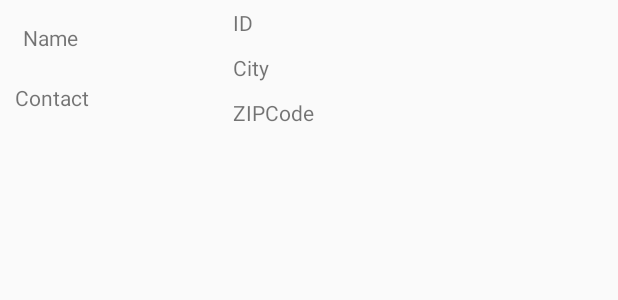
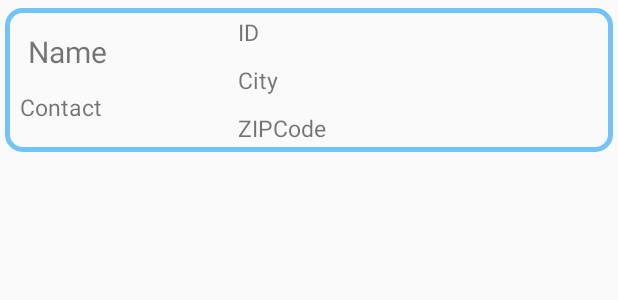
Before and after one commit to Seoha57/ToolStore, an Android app: the layout list_user.xml on its own in the app's theme, with its tools: preview values and no code run, on a phone screen of 412 x 824 dp. Shown: the top 300 px of the screen. Run offline under Robolectric (Android 15) with nearby library versions, the phone set to English and light mode, and no system bars; network calls fail.

```diff
--- a/app/src/main/java/com/example/toolstore/UserInfoAdapter.java
+++ b/app/src/main/java/com/example/toolstore/UserInfoAdapter.java
@@ -34,8 +34,8 @@ public class UserInfoAdapter extends RecyclerView.Adapter<UserInfoAdapter.UserIn
         holder.tv_userName.setText(arrayList.get(position).getUserId());
         holder.tv_userID.setText(arrayList.get(position).getUserName());
         holder.tv_userCity.setText(arrayList.get(position).getUserCity());
-        holder.tv_userZIPCode.setText(arrayList.get(position).getUserZIPCode());
-        holder.tv_userContact.setText(arrayList.get(position).getUserContact());
+        holder.tv_userZIPCode.setText(String.valueOf(arrayList.get(position).getUserZIPCode()));
+        holder.tv_userContact.setText(String.valueOf(arrayList.get(position).getUserContact()));
     }
 
     @Override
--- /dev/null
+++ b/app/src/main/res/drawable/custom_button2.xml
@@ -0,0 +1,8 @@
+<?xml version="1.0" encoding="utf-8"?>
+<shape xmlns:android="http://schemas.android.com/apk/res/android" android:shape="rectangle">
+
+    <stroke android:color="#71C3FA" android:width="3dp"/>
+
+    <corners android:radius="10dp"/>
+
+</shape>
--- a/app/src/main/res/layout/list_user.xml
+++ b/app/src/main/res/layout/list_user.xml
@@ -1,7 +1,11 @@
 <?xml version="1.0" encoding="utf-8"?>
 <LinearLayout xmlns:android="http://schemas.android.com/apk/res/android"
     android:orientation="vertical" android:layout_width="match_parent"
-    android:layout_height="match_parent">
+    android:layout_height="wrap_content"
+    android:background="@drawable/custom_button2"
+    android:layout_marginTop="5dp"
+    android:layout_marginLeft="3dp"
+    android:layout_marginRight="3dp">
 
     <LinearLayout
         android:layout_width="match_parent"
@@ -19,7 +23,8 @@
                 android:layout_marginTop="15dp"
                 android:layout_marginLeft="15dp"
                 android:layout_marginBottom="10dp"
-                android:text="Name" />
+                android:text="Name"
+                android:textSize="20dp"/>
 
             <TextView
                 android:id="@+id/tv_userContact"
@@ -27,7 +32,8 @@
                 android:layout_height="30dp"
                 android:layout_marginLeft="10dp"
                 android:layout_marginBottom="10dp"
-                android:text="Contact" />
+                android:text="Contact"
+                android:textSize="15dp"/>
         </LinearLayout>
 
         <LinearLayout
@@ -40,21 +46,24 @@
                 android:layout_width="wrap_content"
                 android:layout_height="wrap_content"
                 android:layout_margin="5dp"
-                android:text="ID" />
+                android:text="ID"
+                android:textSize="15dp"/>
 
             <TextView
                 android:id="@+id/tv_userCity"
                 android:layout_width="wrap_content"
                 android:layout_height="wrap_content"
                 android:layout_margin="5dp"
-                android:text="City" />
+                android:text="City"
+                android:textSize="15dp"/>
 
             <TextView
                 android:id="@+id/tv_userZIPCode"
                 android:layout_width="wrap_content"
                 android:layout_height="wrap_content"
                 android:layout_margin="5dp"
-                android:text="ZIPCode" />
+                android:text="ZIPCode"
+                android:textSize="15dp" />
         </LinearLayout>
 
     </LinearLayout>
```
Also changed, not shown: app/src/main/java/com/example/toolstore/UserInfoActivity.java (+36 -12 lines), app/src/main/res/layout/activity_user_info.xml (+18 -3 lines), app/src/main/java/com/example/toolstore/UserInfoRequest.java (line endings or trailing spaces), 6 other files.
